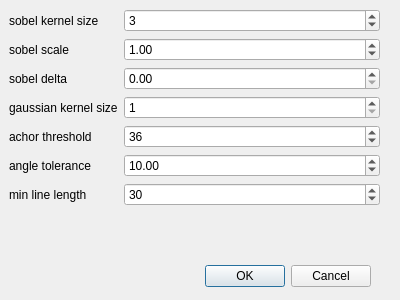
First picture: the form in app/form/edl/edlconfigdialog.ui, repository FormSeher/formseher, before the edit.
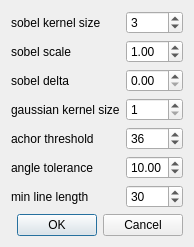
Second picture: the form after the edit.

```diff
--- a/app/form/edl/edlconfigdialog.ui
+++ b/app/form/edl/edlconfigdialog.ui
@@ -2,42 +2,34 @@
 <ui version="4.0">
  <class>EDLConfigDialog</class>
  <widget class="QDialog" name="EDLConfigDialog">
+  <property name="enabled">
+   <bool>true</bool>
+  </property>
   <property name="geometry">
    <rect>
     <x>0</x>
     <y>0</y>
-    <width>400</width>
-    <height>300</height>
+    <width>398</width>
+    <height>291</height>
    </rect>
   </property>
+  <property name="sizePolicy">
+   <sizepolicy hsizetype="Minimum" vsizetype="Minimum">
+    <horstretch>0</horstretch>
+    <verstretch>0</verstretch>
+   </sizepolicy>
+  </property>
   <property name="windowTitle">
    <string>Dialog</string>
   </property>
-  <widget class="QDialogButtonBox" name="buttonBox">
-   <property name="geometry">
-    <rect>
-     <x>30</x>
-     <y>260</y>
-     <width>341</width>
-     <height>32</height>
-    </rect>
-   </property>
-   <property name="orientation">
-    <enum>Qt::Horizontal</enum>
+  <property name="sizeGripEnabled">
+   <bool>false</bool>
+  </property>
+  <layout class="QVBoxLayout" name="verticalLayout">
+   <property name="sizeConstraint">
+    <enum>QLayout::SetFixedSize</enum>
    </property>
-   <property name="standardButtons">
-    <set>QDialogButtonBox::Cancel|QDialogButtonBox::Ok</set>
-   </property>
-  </widget>
-  <widget class="QWidget" name="formLayoutWidget">
-   <property name="geometry">
-    <rect>
-     <x>9</x>
-     <y>9</y>
-     <width>371</width>
-     <height>251</height>
-    </rect>
-   </property>
+   <item>
    <layout class="QFormLayout" name="formLayout">
     <item row="0" column="0">
      <widget class="QLabel" name="label">
@@ -152,7 +144,18 @@
      </widget>
     </item>
    </layout>
-  </widget>
+   </item>
+   <item>
+    <widget class="QDialogButtonBox" name="buttonBox">
+     <property name="orientation">
+      <enum>Qt::Horizontal</enum>
+     </property>
+     <property name="standardButtons">
+      <set>QDialogButtonBox::Cancel|QDialogButtonBox::Ok</set>
+     </property>
+    </widget>
+   </item>
+  </layout>
  </widget>
  <resources/>
  <connections>
```
Left out of the diff: 18 changed lines with no effect on the pictures. Lines whose indentation alone changed are shown as unchanged.
